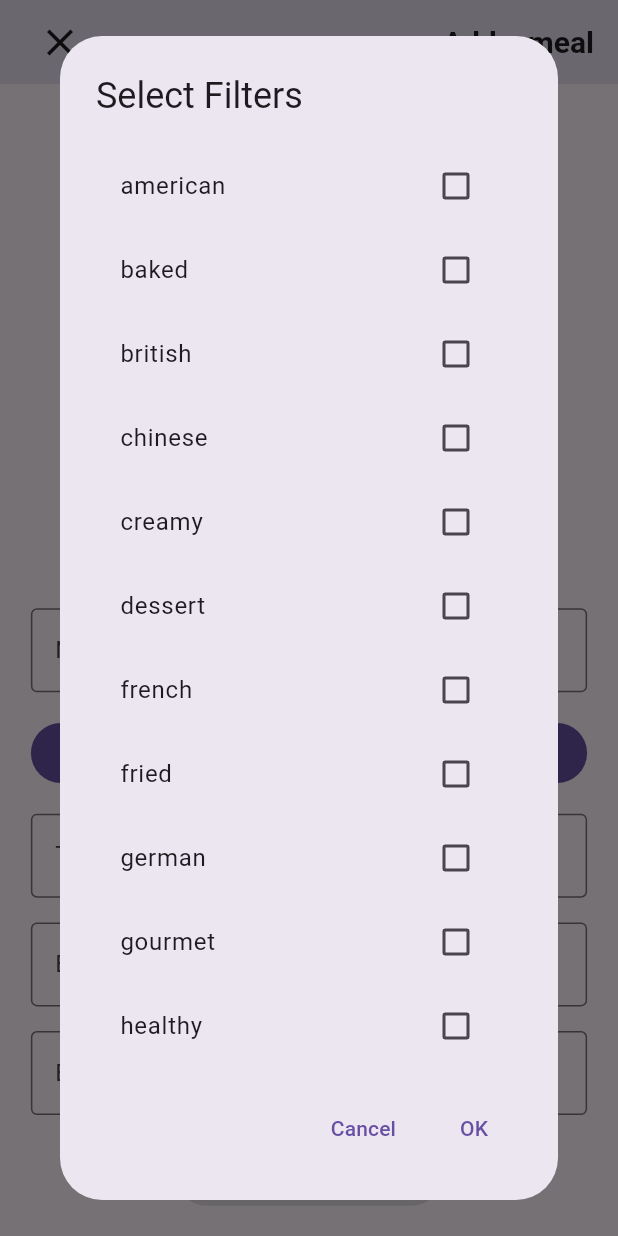
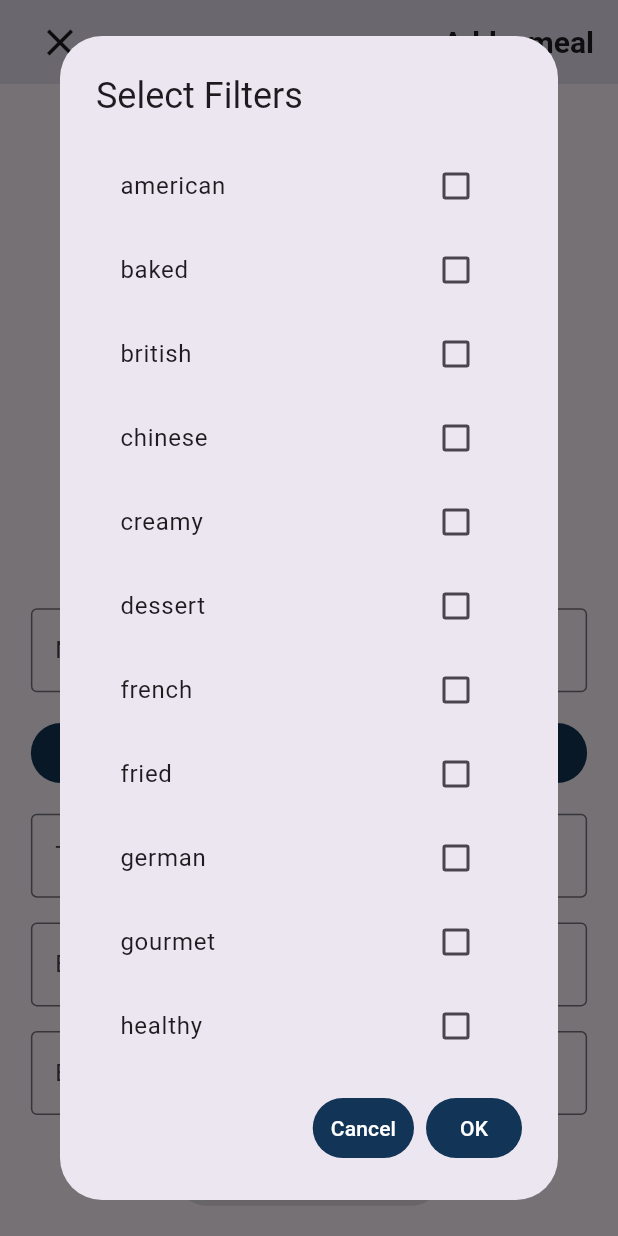
Before and after one commit to BonApp-Food-Social-Media/BonAppMobile, a Flutter app: the HomePageScreen screen opened directly, item 2 of the bottom bar chosen, scrolled down 79 dp, after a tap on "Select Filters", on a phone screen of 412 x 824 dp. Run offline on Flutter 3.47's test engine with Material 3 defaults, Android fonts, the phone set to English and light mode, and no system bars; our stand-ins replace image_picker; accounts and stored records are empty.

Commit message:
Feat-Fix: Big update. Changed the Design a lot and made it like the MAUI version. Changed the routing style to now only have animation when a push screen is being pusht (the replacement screens have no animations). And started with implementing the setting-list

```diff
--- a/lib/global_widgets/custom_navigation_bar.dart
+++ b/lib/global_widgets/custom_navigation_bar.dart
@@ -38,6 +38,7 @@ class _CustomNavigationBarState extends State<CustomNavigationBar> {
         break;
       case 2:
         isFavorite = true;
+        break;
       case 3:
         isProfile = true;
         break;
@@ -49,39 +50,41 @@ class _CustomNavigationBarState extends State<CustomNavigationBar> {
       _currentIndex = index;
     });
 
-    switch (index) {
-      case 0:
-        Navigator.pushReplacement(
-          context,
-          MaterialPageRoute(
-            builder: (context) => const HomePageScreen(),
-          ),
-        );
-        break;
-      case 1:
-        Navigator.push(
-          context,
+    if (index == 1) {
+      Navigator.of(context).push(
         MaterialPageRoute(
           builder: (context) => const NewMealScreen(),
         ),
       );
+    } else {
+      Widget screen;
+
+      switch (index) {
+        case 0:
+          screen = const HomePageScreen();
           break;
         case 2:
-        Navigator.pushReplacement(
-          context,
-          MaterialPageRoute(
-            builder: (context) => const FavoritesScreen(),
+          screen = const FavoritesScreen();
+          break;
+        case 3:
+          screen = ProfileScreen(
+            user: activeUser!,
+            isPersonalProfile: true,
+            showBackButton: false,
+          );
+          break;
+        default:
+          return;
+      }
+
+      Navigator.of(context).pushReplacement(
+        PageRouteBuilder(
+          pageBuilder: (context, animation, secondaryAnimation) => screen,
+          transitionsBuilder: (context, animation, secondaryAnimation, child) {
+            return child;
+          },
         ),
       );
-        break;
-      case 3:
-        Navigator.pushReplacement(
-          context,
-          MaterialPageRoute(
-            builder: (context) => ProfileScreen(user: activeUser!, isPersonalProfile: true, showBackButton: false,),
-          ),
-        );
-        break;
     }
   }
 
@@ -90,7 +93,7 @@ class _CustomNavigationBarState extends State<CustomNavigationBar> {
     return BottomNavigationBar(
       showSelectedLabels: false,
       showUnselectedLabels: false,
-      backgroundColor: Colors.white,
+      backgroundColor: const Color(0xFFf3f3e0),
       currentIndex: _currentIndex!,
       type: BottomNavigationBarType.fixed,
       selectedIconTheme: const IconThemeData(size: 35),
--- a/lib/global_widgets/user_image_picker.dart
+++ b/lib/global_widgets/user_image_picker.dart
@@ -54,7 +54,7 @@ class UserImagePickerState extends State<UserImagePicker> {
               child: Container(
                 width: screenWidth * 0.8,
                 height: screenHeight * 0.5,
-                color: Colors.grey[300],
+                color: const Color(0xFFf3f3e0),
                 child: _pickedImageFile != null
                     ? Image.file(
                         _pickedImageFile!,
--- a/lib/screens/favorites/favorites.dart
+++ b/lib/screens/favorites/favorites.dart
@@ -3,9 +3,9 @@ import 'package:bon_app_mobile/global_widgets/meal_list_profile_favorite.dart';
 import 'package:bon_app_mobile/models/food_model.dart';
 import 'package:flutter/material.dart';
 
-import '../../models/user_model.dart';
-import '../../singleton/active_user_singleton.dart';
-import '../../singleton/food_list_singleton.dart';
+import 'package:bon_app_mobile/models/user_model.dart';
+import 'package:bon_app_mobile/singleton/active_user_singleton.dart';
+import 'package:bon_app_mobile/singleton/food_list_singleton.dart';
 
 class FavoritesScreen extends StatefulWidget {
   const FavoritesScreen({super.key});
--- a/lib/screens/main/home_page.dart
+++ b/lib/screens/main/home_page.dart
@@ -30,7 +30,7 @@ class _HomePageScreenState extends State<HomePageScreen> {
               child: Text(
                 "Following",
                 style: TextStyle(
-                  color: _isFoodCourt ? Colors.black : Colors.blue,
+                  color: _isFoodCourt ? Colors.black : const Color(0xFF123456),
                   fontSize: 20,
                 ),
               ),
@@ -41,7 +41,7 @@ class _HomePageScreenState extends State<HomePageScreen> {
               child: Text(
                 "Food Court",
                 style: TextStyle(
-                  color: _isFoodCourt ? Colors.blue : Colors.black,
+                  color: _isFoodCourt ? const Color(0xFF123456) : Colors.black,
                   fontSize: 20,
                 ),
               ),
--- a/lib/screens/main/widgets/food_court.dart
+++ b/lib/screens/main/widgets/food_court.dart
@@ -1,9 +1,9 @@
-import 'package:flutter/cupertino.dart';
+import 'package:flutter/material.dart';
 
-import '../../../models/food_model.dart';
-import '../../../models/user_model.dart';
-import '../../../singleton/active_user_singleton.dart';
-import '../../../singleton/food_list_singleton.dart';
+import 'package:bon_app_mobile/models/food_model.dart';
+import 'package:bon_app_mobile/models/user_model.dart';
+import 'package:bon_app_mobile/singleton/active_user_singleton.dart';
+import 'package:bon_app_mobile/singleton/food_list_singleton.dart';
 import 'meal_main.dart';
 
 class FoodCourtScreen extends StatefulWidget {
@@ -56,11 +56,13 @@ class _FoodCourtScreenState extends State<FoodCourtScreen> {
         children: [
           Center(
             child: Container(
+              color: Colors.white,
               padding: const EdgeInsets.all(20),
               child: const Center(
                 child: Text(
-                  "You reached the end 😲. There are strangely no new meal ideas. \nTry again later and don't tell anyone about the easter egg",
-                  style: TextStyle(fontSize: 30),
+                  "You reached the end 😲. There are strangely no new meal ideas. \nPlease try again later...",
+                  style: TextStyle(fontSize: 20),
+                  textAlign: TextAlign.center,
                 ),
               ),
             ),
--- a/lib/screens/main/widgets/icon_row_foodcourt.dart
+++ b/lib/screens/main/widgets/icon_row_foodcourt.dart
@@ -1,9 +1,9 @@
 import 'package:bon_app_mobile/screens/report/report_meal.dart';
 import 'package:flutter/material.dart';
 
-import '../../../models/food_model.dart';
-import '../../../models/user_model.dart';
-import '../../../singleton/active_user_singleton.dart';
+import 'package:bon_app_mobile/models/food_model.dart';
+import 'package:bon_app_mobile/models/user_model.dart';
+import 'package:bon_app_mobile/singleton/active_user_singleton.dart';
 
 class IconRowFoodCourt extends StatefulWidget {
   const IconRowFoodCourt({
--- a/lib/screens/new_meals/new_meal.dart
+++ b/lib/screens/new_meals/new_meal.dart
@@ -26,7 +26,6 @@ class _NewMealScreenState extends State<NewMealScreen> {
   File? _selectedImage;
   List<Filters> selectedFilters = [];
   List<FoodModel>? meals = FoodListSingleton().foodsList;
-
 
   User? activeUser = ActiveUserSingleton().activeUser;
 
@@ -74,19 +73,27 @@ class _NewMealScreenState extends State<NewMealScreen> {
                 ),
                 actions: [
                   TextButton(
+                    style: TextButton.styleFrom(backgroundColor: const Color(0xFF123456)),
                     onPressed: () {
                       Navigator.of(context).pop();
                     },
-                    child: const Text("Cancel"),
+                    child: const Text(
+                      "Cancel",
+                      style: TextStyle(color: Colors.white),
+                    ),
                   ),
                   TextButton(
+                    style: TextButton.styleFrom(backgroundColor: const Color(0xFF123456)),
                     onPressed: () {
                       setState(() {
                         selectedFilters = tempSelectedFilters;
                       });
                       Navigator.of(context).pop();
                     },
-                    child: const Text("OK"),
+                    child: const Text(
+                      "OK",
+                      style: TextStyle(color: Colors.white),
+                    ),
                   ),
                 ],
               );
@@ -147,6 +154,7 @@ class _NewMealScreenState extends State<NewMealScreen> {
                     SizedBox(
                       width: double.infinity,
                       child: FilledButton(
+                        style: FilledButton.styleFrom(backgroundColor: const Color(0xFF123456)),
                         onPressed: () {
                           showFilterSelectionDialog();
                         },
@@ -165,8 +173,7 @@ class _NewMealScreenState extends State<NewMealScreen> {
                       controller: _controllerTime,
                       requestFocusOnTap: false,
                       label: const Text('Time'),
-                      dropdownMenuEntries:
-                          Time.values.map<DropdownMenuEntry<Time>>((Time time) {
+                      dropdownMenuEntries: Time.values.map<DropdownMenuEntry<Time>>((Time time) {
                         return DropdownMenuEntry<Time>(
                           value: time,
                           label: time.name,
@@ -199,6 +206,7 @@ class _NewMealScreenState extends State<NewMealScreen> {
                       height: screenHeight * 0.02,
                     ),
                     ElevatedButton(
+                      style: ElevatedButton.styleFrom(backgroundColor: const Color(0xFF123456)),
                       onPressed: validMeal
                           ? () {
                               FoodModel newMeal = FoodModel(
@@ -221,7 +229,6 @@ class _NewMealScreenState extends State<NewMealScreen> {
                               Navigator.pop(context);
 
                               //TODO Implement the backend here
-
                             }
                           : null, // Disable button if not valid
                       child: const Text(
--- a/lib/screens/personal_profile/profile.dart
+++ b/lib/screens/personal_profile/profile.dart
@@ -133,7 +133,7 @@ class _ProfileScreenState extends State<ProfileScreen> {
       ),
       bottomNavigationBar: widget.isPersonalProfile
           ? const CustomNavigationBar(initialIndexOfScreen: 3)
-          : null,
+          : const CustomNavigationBar(initialIndexOfScreen: 4),
     );
   }
 }
--- a/lib/screens/personal_profile/settings.dart
+++ b/lib/screens/personal_profile/settings.dart
@@ -1,8 +1,8 @@
 import 'package:bon_app_mobile/global_widgets/custom_navigation_bar.dart';
 import 'package:bon_app_mobile/models/user_model.dart';
+import 'package:bon_app_mobile/singleton/food_list_singleton.dart';
 import 'package:flutter/material.dart';
-
-import '../../singleton/active_user_singleton.dart';
+import 'package:bon_app_mobile/singleton/active_user_singleton.dart';
 
 class SettingsScreen extends StatefulWidget {
   const SettingsScreen({super.key});
@@ -34,6 +34,7 @@ class _SettingsScreenState extends State<SettingsScreen> {
               onPressed: () {
                 Navigator.pop(context);
                 ActiveUserSingleton().clearUser();
+                FoodListSingleton().clearFoodList();
               },
               icon: const Icon(
                 Icons.logout,
--- a/lib/singleton/food_list_singleton.dart
+++ b/lib/singleton/food_list_singleton.dart
@@ -1,5 +1,4 @@
 import 'package:bon_app_mobile/models/food_model.dart';
-
 
 class FoodListSingleton {
   static final FoodListSingleton _foodListSingleton = FoodListSingleton._internal();
```
Also changed, not shown: lib/screens/auth/login.dart (+6 -9 lines), lib/screens/full_width_meal/full_width_meal.dart (+29 -13 lines), lib/screens/main/widgets/meal_main.dart (+18 -12 lines). Lines whose indentation alone changed are shown as unchanged.
